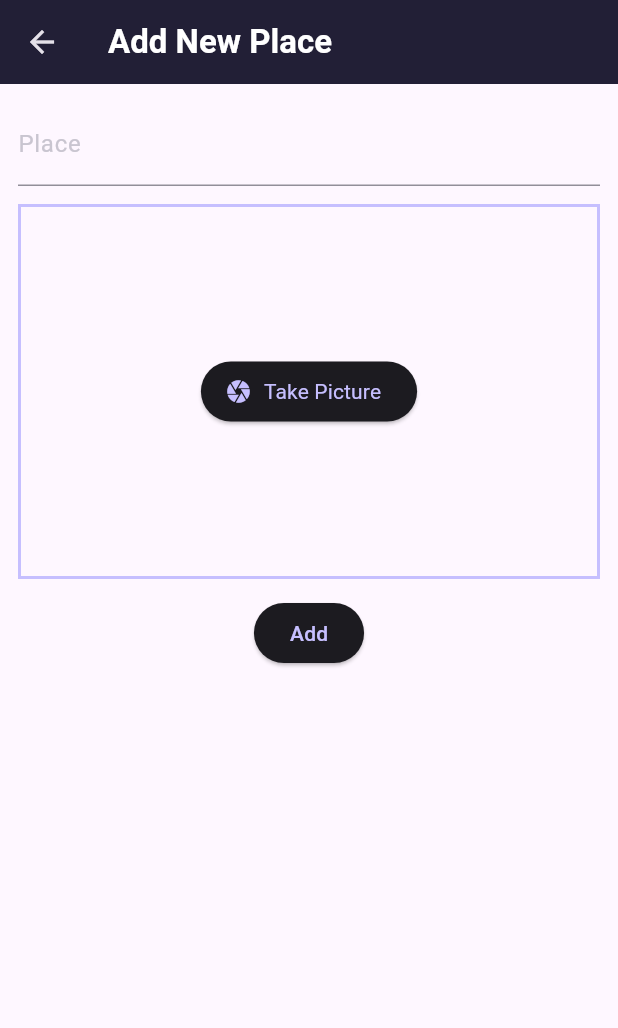
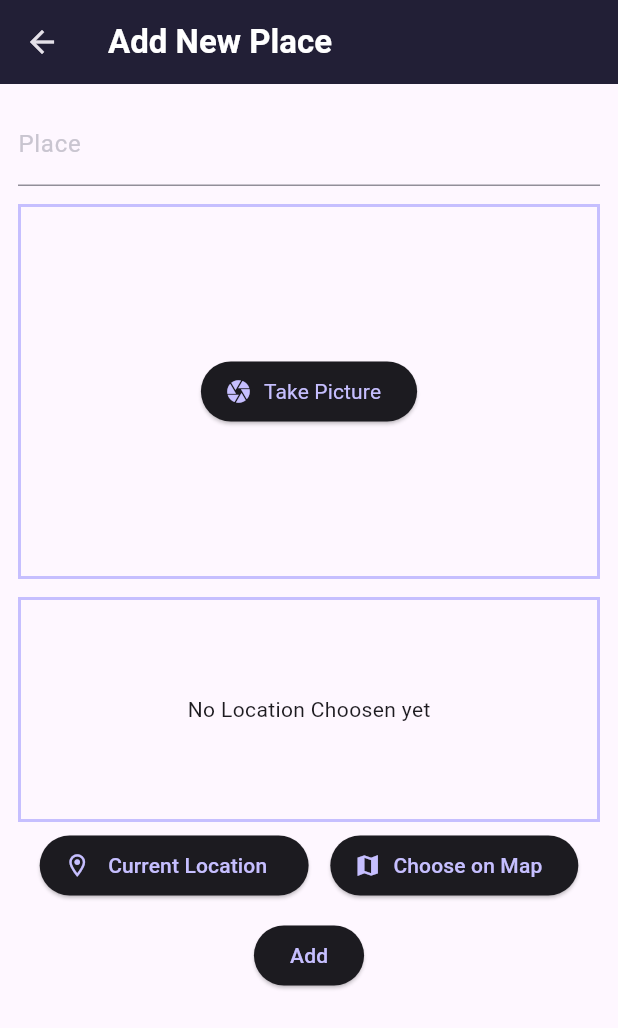
Before and after one commit to Praveen0586/map, a Flutter app: the Add_Screen screen opened directly, on a phone screen of 412 x 824 dp. Shown: the top 1028 px of the screen. Run offline on Flutter 3.47's test engine with Material 3 defaults, Android fonts, the phone set to English and light mode, and no system bars; our stand-ins replace flutter_riverpod, google_fonts, image_picker, location.

Commit message:
codes for location Container and To ge the user location Data

```diff
--- a/lib/add_screen.dart
+++ b/lib/add_screen.dart
@@ -3,6 +3,8 @@ import 'package:flutter_riverpod/flutter_riverpod.dart';
 import 'package:map/providers/list_provider.dart';
 import 'package:map/widget/camera.dart';
 import 'dart:io';
+
+import 'package:map/widget/location_selector.dart';
 
 class Add_Screen extends ConsumerStatefulWidget {
   const Add_Screen({super.key});
@@ -62,6 +64,10 @@ class Add_ScreenState extends ConsumerState<Add_Screen> {
                 const SizedBox(
                   height: 12,
                 ),
+                const LocationSelector(),
+                const SizedBox(
+                  height: 12,
+                ),
                 Center(
                   child: ElevatedButton(
                       onPressed: _saveit, child: const Text('Add')),
--- /dev/null
+++ b/lib/widget/location_selector.dart
@@ -0,0 +1,92 @@
+import 'package:flutter/foundation.dart';
+import 'package:flutter/material.dart';
+import 'package:flutter/widgets.dart';
+import 'package:location/location.dart';
+import 'package:map/data/locationdatas.dart';
+
+class LocationSelector extends StatefulWidget {
+  const LocationSelector({super.key});
+
+  @override
+  State<LocationSelector> createState() => _LocationSelectorState();
+}
+
+class _LocationSelectorState extends State<LocationSelector> {
+  Location? _pickedlocation;
+  bool _isgettinglocation = false;
+
+  void _getloaction() async {
+    Location location = Location();
+
+    bool _serviceEnabled;
+    PermissionStatus _permissionGranted;
+    LocationData _locationData;
+
+    _serviceEnabled = await location.serviceEnabled();
+    if (!_serviceEnabled) {
+      _serviceEnabled = await location.requestService();
+      if (!_serviceEnabled) {
+        return;
+      }
+    }
+
+    _permissionGranted = await location.hasPermission();
+    if (_permissionGranted == PermissionStatus.denied) {
+      _permissionGranted = await location.requestPermission();
+      if (_permissionGranted != PermissionStatus.granted) {
+        return;
+      }
+    }
+    setState(() {
+      _isgettinglocation = true;
+    });
+    _locationData = await location.getLocation();
+    setState(() {
+      _isgettinglocation = false;
+    });
+    print(_locationData.latitude);
+    print(_locationData.longitude);
+  }
+
+  Widget ourcontent = const Text('No Location Choosen yet');
+
+  @override
+  Widget build(BuildContext context) {
+    if (_isgettinglocation) {
+      setState(() {
+        ourcontent = const CircularProgressIndicator();
+      });
+    }
+    return Column(
+      children: [
+        Container(
+            alignment: Alignment.center,
+            decoration: BoxDecoration(
+              border: Border.all(
+                  width: 2, color: Theme.of(context).colorScheme.primary),
+            ),
+            height: 150,
+            width: double.infinity,
+            child: ourcontent),
+        const SizedBox(
+          height: 5,
+        ),
+        Row(
+          mainAxisAlignment: MainAxisAlignment.spaceEvenly,
+          children: [
+            ElevatedButton.icon(
+                icon: Icon(Icons.location_on_outlined),
+                onPressed: _getloaction,
+                label: Text(' Current Location ')),
+            ElevatedButton.icon(
+                icon: Icon(Icons.map_sharp),
+                onPressed: () {},
+                label: Text(
+                  'Choose on Map',
+                ))
+          ],
+        )
+      ],
+    );
+  }
+}
--- a/pubspec.yaml
+++ b/pubspec.yaml
@@ -39,6 +39,7 @@ dependencies:
   flutter_riverpod: ^2.5.1
   uuid: ^4.4.2
   image_picker: ^1.1.2
+  location: ^7.0.0
 
 dev_dependencies:
   flutter_test:
```
Also changed, not shown: pubspec.lock, 1 other file.
